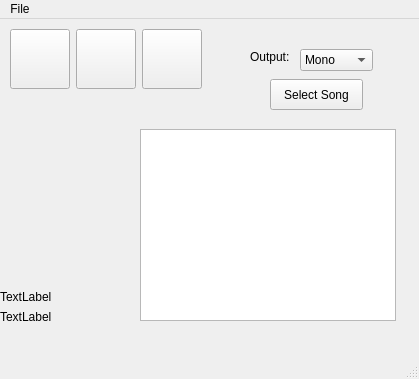
Old version of the form main.ui in the repository fabiomdiniz/Frey.
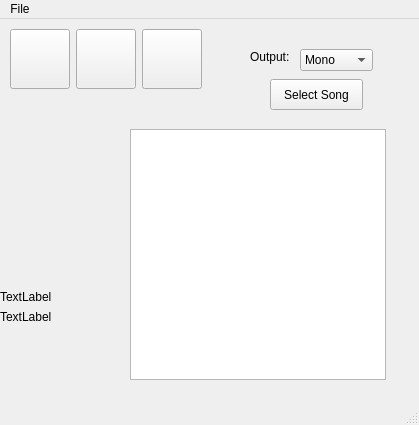
New version of the form. Icons and pictures are not drawn.

Commit message: Better build bot, drag drop working (but still does nothing) and cover art display

The edit to the form file:
```diff
--- a/main.ui
+++ b/main.ui
@@ -7,7 +7,7 @@
     <x>0</x>
     <y>0</y>
     <width>419</width>
-    <height>379</height>
+    <height>425</height>
    </rect>
   </property>
   <property name="windowTitle">
@@ -102,23 +102,13 @@
      <string>TextLabel</string>
     </property>
    </widget>
-   <widget class="QListView" name="listView">
-    <property name="geometry">
-     <rect>
-      <x>140</x>
-      <y>110</y>
-      <width>256</width>
-      <height>192</height>
-     </rect>
-    </property>
-   </widget>
-   <widget class="QWidget" name="">
+   <widget class="QWidget" name="layoutWidget">
     <property name="geometry">
      <rect>
       <x>10</x>
       <y>10</y>
       <width>209</width>
-      <height>61</height>
+      <height>62</height>
      </rect>
     </property>
     <layout class="QHBoxLayout" name="horizontalLayout">
@@ -226,6 +216,38 @@
      </item>
     </layout>
    </widget>
+   <widget class="QListWidget" name="playlist">
+    <property name="geometry">
+     <rect>
+      <x>130</x>
+      <y>110</y>
+      <width>256</width>
+      <height>251</height>
+     </rect>
+    </property>
+    <property name="acceptDrops">
+     <bool>true</bool>
+    </property>
+   </widget>
+   <widget class="QLabel" name="cover">
+    <property name="geometry">
+     <rect>
+      <x>0</x>
+      <y>310</y>
+      <width>61</width>
+      <height>61</height>
+     </rect>
+    </property>
+    <property name="text">
+     <string/>
+    </property>
+    <property name="pixmap">
+     <pixmap resource="images.qrc">:/png/media/nocover.jpg</pixmap>
+    </property>
+    <property name="scaledContents">
+     <bool>true</bool>
+    </property>
+   </widget>
   </widget>
   <widget class="QMenuBar" name="menubar">
    <property name="geometry">
```
Left out of the diff: 2 changed lines with no effect on the pictures. The commit also changes 4 other files.
